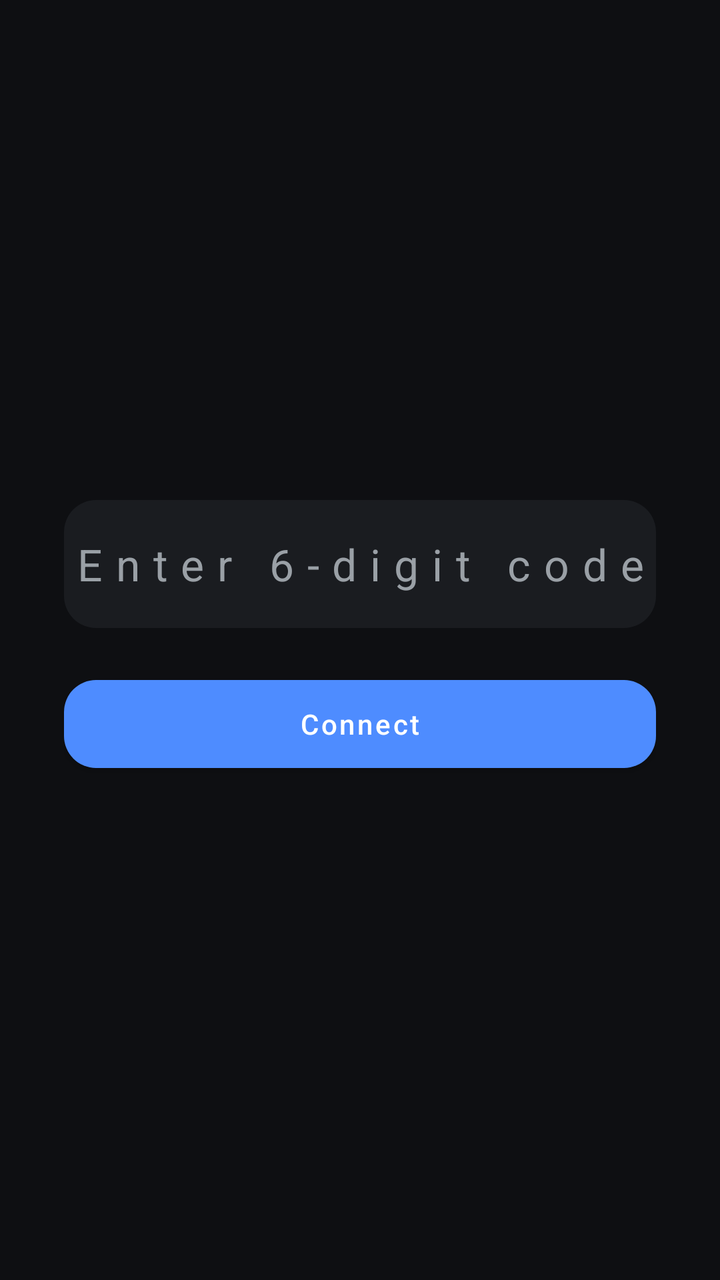
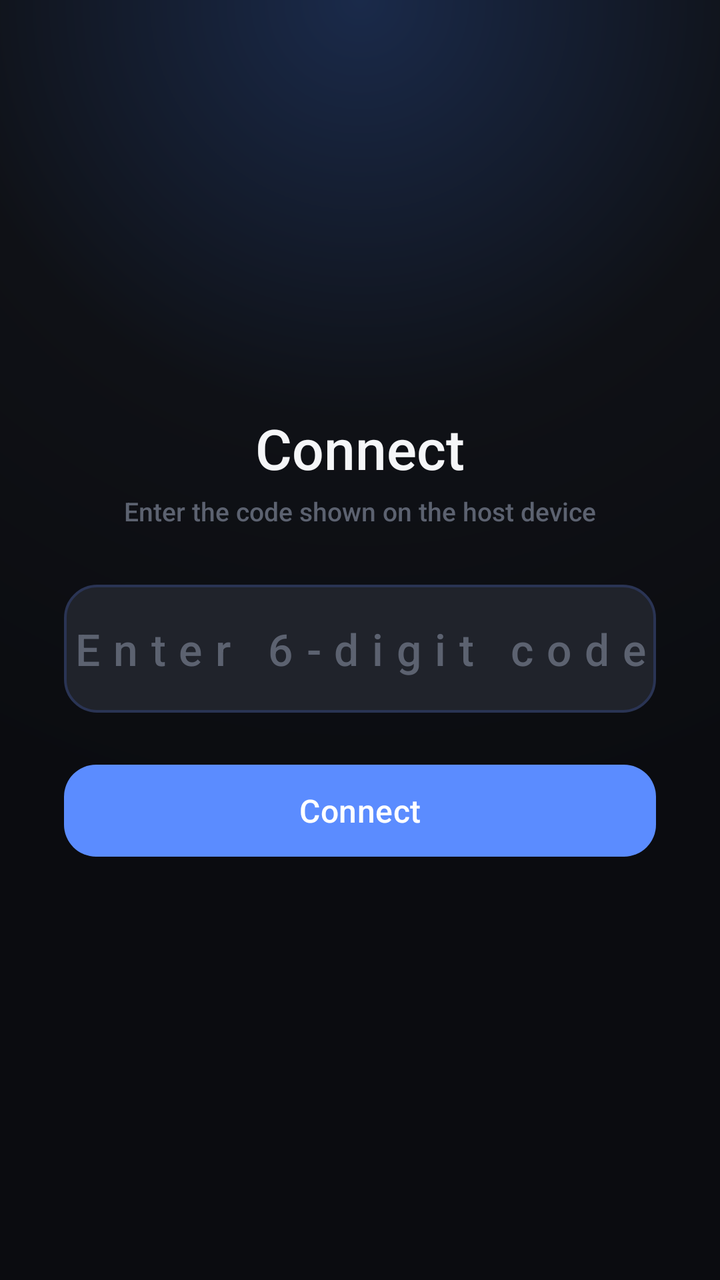

Two renders of the same Android screen: before a commit and after it. Below are the layout's source before the change and the commit's diff.
<!-- AndroidManifest.xml: application theme Theme.RemoteMan -->
<!-- res/layout/activity_connect.xml -->
<?xml version="1.0" encoding="utf-8"?>
<FrameLayout xmlns:android="http://schemas.android.com/apk/res/android"
    xmlns:app="http://schemas.android.com/apk/res-auto"
    android:layout_width="match_parent"
    android:layout_height="match_parent"
    android:background="@color/background">

    
    <LinearLayout
        android:id="@+id/entrySection"
        android:layout_width="match_parent"
        android:layout_height="match_parent"
        android:orientation="vertical"
        android:gravity="center"
        android:padding="32dp">

        <com.google.android.material.textfield.TextInputEditText
            android:id="@+id/codeInput"
            android:layout_width="match_parent"
            android:layout_height="64dp"
            android:hint="@string/connect_hint"
            android:inputType="number"
            android:maxLength="6"
            android:gravity="center"
            android:textSize="22sp"
            android:letterSpacing="0.3"
            android:background="@drawable/bg_card"
            android:textColor="@color/text_primary"
            android:textColorHint="@color/text_secondary"
            android:layout_marginBottom="20dp"/>

        <com.google.android.material.button.MaterialButton
            android:id="@+id/btnSubmitCode"
            android:layout_width="match_parent"
            android:layout_height="56dp"
            android:text="Connect"
            android:textAllCaps="false"
            app:cornerRadius="16dp"
            app:backgroundTint="@color/accent"/>
    </LinearLayout>

    
    <LinearLayout
        android:id="@+id/sessionSection"
        android:layout_width="match_parent"
        android:layout_height="match_parent"
        android:orientation="vertical"
        android:visibility="gone"
        android:alpha="0">

        <LinearLayout
            android:id="@+id/connectingLabel"
            android:layout_width="match_parent"
            android:layout_height="0dp"
            android:layout_weight="1"
            android:orientation="vertical"
            android:gravity="center">

            <ImageView
                android:layout_width="48dp"
                android:layout_height="48dp"
                android:src="@drawable/ic_loader_ring"
                android:id="@+id/connectLoader"
                android:layout_marginBottom="14dp"/>

            <TextView
                android:id="@+id/connectStatusText"
                android:layout_width="wrap_content"
                android:layout_height="wrap_content"
                android:text="Connecting"
                android:textColor="@color/text_secondary"
                android:textSize="15sp"/>
        </LinearLayout>

        <FrameLayout
            android:id="@+id/videoContainer"
            android:layout_width="match_parent"
            android:layout_height="0dp"
            android:layout_weight="6"
            android:background="#000000"
            android:visibility="gone">

            <org.webrtc.SurfaceViewRenderer
                android:id="@+id/remoteView"
                android:layout_width="match_parent"
                android:layout_height="match_parent"/>

            <ImageButton
                android:id="@+id/btnFullscreen"
                android:layout_width="44dp"
                android:layout_height="44dp"
                android:layout_gravity="bottom|end"
                android:layout_margin="16dp"
                android:background="@drawable/bg_fullscreen_btn"
                android:src="@android:drawable/ic_menu_crop"
                android:contentDescription="Full screen"/>
        </FrameLayout>

        <com.google.android.material.button.MaterialButton
            android:id="@+id/btnLeaveServer"
            android:layout_width="match_parent"
            android:layout_height="56dp"
            android:layout_margin="16dp"
            android:text="@string/btn_leave_server"
            android:textAllCaps="false"
            app:cornerRadius="16dp"
            app:backgroundTint="@color/status_red"/>

    </LinearLayout>

</FrameLayout>
<!-- resources referenced by this layout -->
<resources>
  <color name="accent">#4E8CFF</color>
  <color name="background">#0E0F12</color>
  <color name="status_red">#E3503F</color>
  <color name="text_primary">#F2F3F5</color>
  <color name="text_secondary">#9AA0A6</color>
  <!-- drawable bg_card (drawable) -->
  <?xml version="1.0" encoding="utf-8"?>
  <shape xmlns:android="http://schemas.android.com/apk/res/android">
      <solid android:color="@color/surface"/>
      <corners android:radius="16dp"/>
  </shape>
  <!-- drawable bg_fullscreen_btn (drawable) -->
  <?xml version="1.0" encoding="utf-8"?>
  <shape xmlns:android="http://schemas.android.com/apk/res/android" android:shape="oval">
      <solid android:color="#AA1A1C20"/>
  </shape>
  <!-- drawable ic_loader_ring (drawable) -->
  <?xml version="1.0" encoding="utf-8"?>
  <vector xmlns:android="http://schemas.android.com/apk/res/android"
      android:width="56dp" android:height="56dp"
      android:viewportWidth="56" android:viewportHeight="56">
      <path
          android:pathData="M28,4 A24,24 0 0 1 52,28"
          android:strokeColor="#4E8CFF"
          android:strokeWidth="5"
          android:strokeLineCap="round"
          android:fillColor="#00000000"/>
  </vector>
  <string name="btn_leave_server">Leave the server</string>
  <string name="connect_hint">Enter 6-digit code</string>
  <style name="Theme.RemoteMan" parent="Theme.MaterialComponents.DayNight.NoActionBar">
          <item name="android:windowBackground">@color/background</item>
          <item name="colorPrimary">@color/accent</item>
          <item name="colorPrimaryDark">@color/accent_dark</item>
          <item name="colorAccent">@color/accent</item>
          <item name="android:textColorPrimary">@color/text_primary</item>
          <item name="android:windowAnimationStyle">@style/WindowAnimation</item>
      </style>
  <color name="surface">#1A1C20</color>
  <color name="accent_dark">#2E63CC</color>
  <style name="WindowAnimation">
          <item name="android:activityOpenEnterAnimation">@anim/slide_in_right</item>
          <item name="android:activityOpenExitAnimation">@anim/fade_out</item>
          <item name="android:activityCloseEnterAnimation">@anim/fade_in</item>
          <item name="android:activityCloseExitAnimation">@anim/slide_out_right</item>
      </style>
</resources>

<!-- the commit's change to res/layout/activity_connect.xml (unified diff, before → after) -->
@@ -3,7 +3,7 @@
     xmlns:app="http://schemas.android.com/apk/res-auto"
     android:layout_width="match_parent"
     android:layout_height="match_parent"
-    android:background="@color/background">
+    android:background="@drawable/bg_gradient_main">
 
     
     <LinearLayout
@@ -14,6 +14,24 @@
         android:gravity="center"
         android:padding="32dp">
 
+        <TextView
+            android:layout_width="wrap_content"
+            android:layout_height="wrap_content"
+            android:text="Connect"
+            android:textColor="@color/text_primary"
+            android:fontFamily="sans-serif-black"
+            android:textSize="28sp"
+            android:layout_marginBottom="4dp"/>
+
+        <TextView
+            android:layout_width="wrap_content"
+            android:layout_height="wrap_content"
+            android:text="Enter the code shown on the host device"
+            android:textColor="@color/text_faint"
+            android:fontFamily="sans-serif-medium"
+            android:textSize="13sp"
+            android:layout_marginBottom="28dp"/>
+
         <com.google.android.material.textfield.TextInputEditText
             android:id="@+id/codeInput"
             android:layout_width="match_parent"
@@ -22,21 +40,24 @@
             android:inputType="number"
             android:maxLength="6"
             android:gravity="center"
+            android:fontFamily="sans-serif-medium"
             android:textSize="22sp"
             android:letterSpacing="0.3"
-            android:background="@drawable/bg_card"
+            android:background="@drawable/bg_input"
             android:textColor="@color/text_primary"
-            android:textColorHint="@color/text_secondary"
+            android:textColorHint="@color/text_faint"
             android:layout_marginBottom="20dp"/>
 
         <com.google.android.material.button.MaterialButton
             android:id="@+id/btnSubmitCode"
             android:layout_width="match_parent"
-            android:layout_height="56dp"
+            android:layout_height="58dp"
             android:text="Connect"
             android:textAllCaps="false"
+            android:textSize="16sp"
             app:cornerRadius="16dp"
-            app:backgroundTint="@color/accent"/>
+            app:backgroundTint="@color/accent"
+            app:elevation="0dp"/>
     </LinearLayout>
 
     
@@ -69,7 +90,10 @@
                 android:layout_height="wrap_content"
                 android:text="Connecting"
                 android:textColor="@color/text_secondary"
-                android:textSize="15sp"/>
+                android:fontFamily="sans-serif-medium"
+                android:textSize="14sp"
+                android:gravity="center"
+                android:paddingHorizontal="32dp"/>
         </LinearLayout>
 
         <FrameLayout
@@ -103,8 +127,10 @@
             android:layout_margin="16dp"
             android:text="@string/btn_leave_server"
             android:textAllCaps="false"
+            android:textSize="15sp"
             app:cornerRadius="16dp"
-            app:backgroundTint="@color/status_red"/>
+            app:backgroundTint="@color/status_red"
+            app:elevation="0dp"/>
 
     </LinearLayout>
 
<!-- resource entries referenced after the edit -->
@@ -1,20 +1,34 @@
 <!-- resources referenced by this layout -->
 <resources>
-  <color name="accent">#4E8CFF</color>
-  <color name="background">#0E0F12</color>
-  <color name="status_red">#E3503F</color>
-  <color name="text_primary">#F2F3F5</color>
-  <color name="text_secondary">#9AA0A6</color>
-  <!-- drawable bg_card (drawable) -->
-  <?xml version="1.0" encoding="utf-8"?>
-  <shape xmlns:android="http://schemas.android.com/apk/res/android">
-      <solid android:color="@color/surface"/>
-      <corners android:radius="16dp"/>
-  </shape>
+  <color name="accent">#5B8CFF</color>
+  <color name="background">#0B0C10</color>
+  <color name="status_red">#E6594A</color>
+  <color name="text_faint">#5C6270</color>
+  <color name="text_primary">#F5F6F8</color>
+  <color name="text_secondary">#9BA1AE</color>
   <!-- drawable bg_fullscreen_btn (drawable) -->
   <?xml version="1.0" encoding="utf-8"?>
   <shape xmlns:android="http://schemas.android.com/apk/res/android" android:shape="oval">
       <solid android:color="#AA1A1C20"/>
+  </shape>
+  <!-- drawable bg_gradient_main (drawable) -->
+  <?xml version="1.0" encoding="utf-8"?>
+  <shape xmlns:android="http://schemas.android.com/apk/res/android">
+      <gradient
+          android:type="radial"
+          android:gradientRadius="420dp"
+          android:centerX="0.5"
+          android:centerY="0.0"
+          android:startColor="#1A2A4A"
+          android:centerColor="#0F1116"
+          android:endColor="#0B0C10"/>
+  </shape>
+  <!-- drawable bg_input (drawable) -->
+  <?xml version="1.0" encoding="utf-8"?>
+  <shape xmlns:android="http://schemas.android.com/apk/res/android">
+      <solid android:color="@color/surface_high"/>
+      <corners android:radius="16dp"/>
+      <stroke android:width="1.4dp" android:color="@color/accent_soft"/>
   </shape>
   <!-- drawable ic_loader_ring (drawable) -->
   <?xml version="1.0" encoding="utf-8"?>
@@ -35,16 +49,32 @@
           <item name="colorPrimary">@color/accent</item>
           <item name="colorPrimaryDark">@color/accent_dark</item>
           <item name="colorAccent">@color/accent</item>
+          <item name="colorSurface">@color/surface</item>
           <item name="android:textColorPrimary">@color/text_primary</item>
+          <item name="android:textColorSecondary">@color/text_secondary</item>
+          <item name="android:fontFamily">sans-serif-medium</item>
+          <item name="fontFamily">sans-serif-medium</item>
           <item name="android:windowAnimationStyle">@style/WindowAnimation</item>
+          <item name="android:statusBarColor">@color/background</item>
+          <item name="android:navigationBarColor">@color/background</item>
+          <item name="android:windowLightStatusBar">false</item>
+          <item name="materialButtonStyle">@style/Widget.RemoteMan.Button</item>
       </style>
-  <color name="surface">#1A1C20</color>
-  <color name="accent_dark">#2E63CC</color>
+  <color name="surface_high">#20232B</color>
+  <color name="accent_soft">#2A3454</color>
+  <color name="surface">#191B21</color>
+  <color name="accent_dark">#3A5FD9</color>
   <style name="WindowAnimation">
           <item name="android:activityOpenEnterAnimation">@anim/slide_in_right</item>
-          <item name="android:activityOpenExitAnimation">@anim/fade_out</item>
-          <item name="android:activityCloseEnterAnimation">@anim/fade_in</item>
+          <item name="android:activityOpenExitAnimation">@anim/fade_out_scale</item>
+          <item name="android:activityCloseEnterAnimation">@anim/fade_in_scale</item>
           <item name="android:activityCloseExitAnimation">@anim/slide_out_right</item>
+      </style>
+  <style name="Widget.RemoteMan.Button" parent="Widget.MaterialComponents.Button">
+          <item name="android:fontFamily">sans-serif-medium</item>
+          <item name="android:letterSpacing">0.01</item>
+          <item name="android:stateListAnimator">@animator/button_press</item>
+          <item name="rippleColor">#33FFFFFF</item>
       </style>
 </resources>
 
